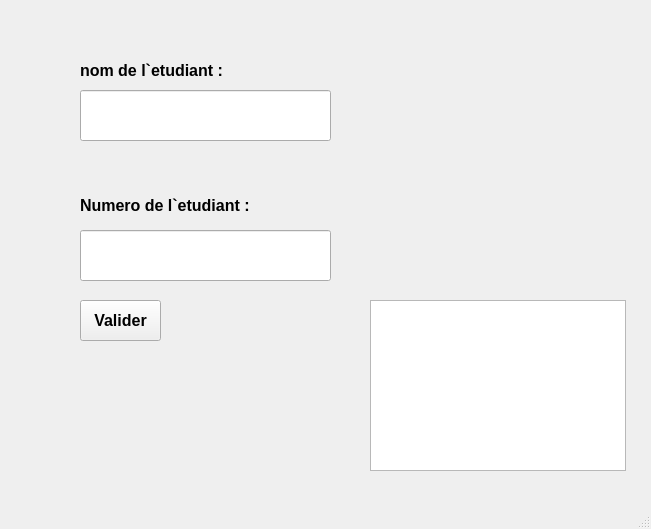
This is interface_QT.ui in jlebelj/intra_1 as Qt 5 draws it before an edit. The edited form follows.
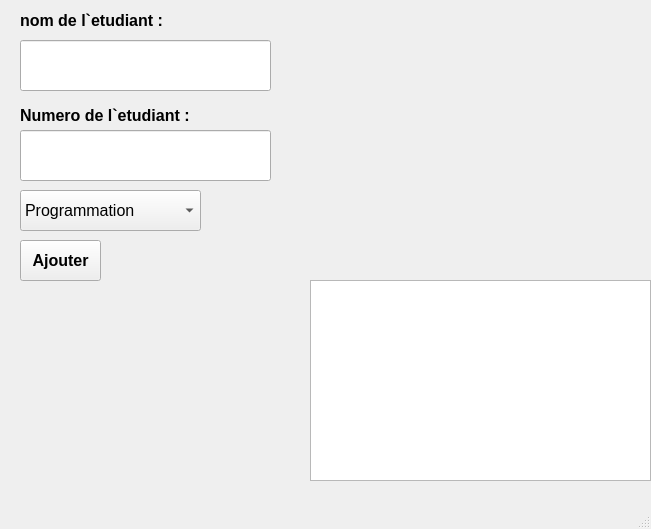
This is the edited form.

What changed in the file:
```diff
--- a/interface_QT.ui
+++ b/interface_QT.ui
@@ -22,8 +22,8 @@
    <widget class="QLabel" name="l_nom">
     <property name="geometry">
      <rect>
-      <x>80</x>
-      <y>60</y>
+      <x>20</x>
+      <y>10</y>
       <width>191</width>
       <height>21</height>
      </rect>
@@ -42,8 +42,8 @@
    <widget class="QLineEdit" name="line_nom">
     <property name="geometry">
      <rect>
-      <x>80</x>
-      <y>90</y>
+      <x>20</x>
+      <y>40</y>
       <width>251</width>
       <height>51</height>
      </rect>
@@ -52,8 +52,8 @@
    <widget class="QPushButton" name="ButtonOk">
     <property name="geometry">
      <rect>
-      <x>80</x>
-      <y>300</y>
+      <x>20</x>
+      <y>240</y>
       <width>81</width>
       <height>41</height>
      </rect>
@@ -66,14 +66,14 @@
      </font>
     </property>
     <property name="text">
-     <string>Valider</string>
+     <string>Ajouter</string>
     </property>
    </widget>
    <widget class="QLineEdit" name="line_num">
     <property name="geometry">
      <rect>
-      <x>80</x>
-      <y>230</y>
+      <x>20</x>
+      <y>130</y>
       <width>251</width>
       <height>51</height>
      </rect>
@@ -85,8 +85,8 @@
    <widget class="QLabel" name="l_num">
     <property name="geometry">
      <rect>
-      <x>80</x>
-      <y>190</y>
+      <x>20</x>
+      <y>100</y>
       <width>221</width>
       <height>31</height>
      </rect>
@@ -104,10 +104,10 @@
    <widget class="QTextBrowser" name="TB_answer">
     <property name="geometry">
      <rect>
-      <x>370</x>
-      <y>300</y>
-      <width>256</width>
-      <height>171</height>
+      <x>310</x>
+      <y>280</y>
+      <width>341</width>
+      <height>201</height>
      </rect>
     </property>
     <property name="font">
@@ -143,6 +143,26 @@
      <string/>
     </property>
    </widget>
+   <widget class="QComboBox" name="CB_choix">
+    <property name="geometry">
+     <rect>
+      <x>20</x>
+      <y>190</y>
+      <width>181</width>
+      <height>41</height>
+     </rect>
+    </property>
+    <item>
+     <property name="text">
+      <string>Programmation</string>
+     </property>
+    </item>
+    <item>
+     <property name="text">
+      <string>Reseaux</string>
+     </property>
+    </item>
+   </widget>
   </widget>
   <widget class="QMenuBar" name="menubar">
    <property name="geometry">
```
